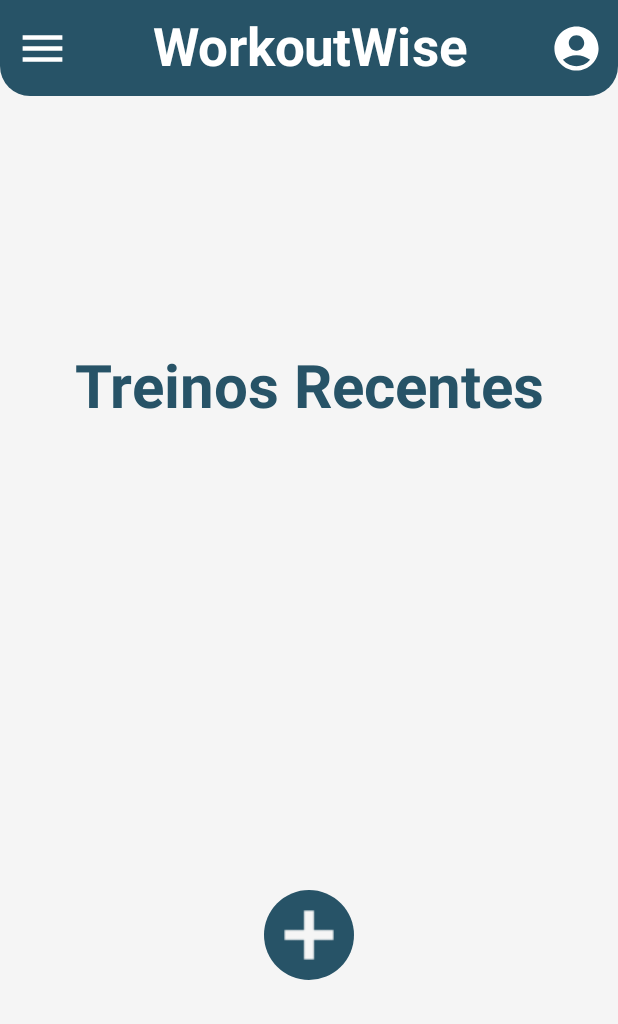
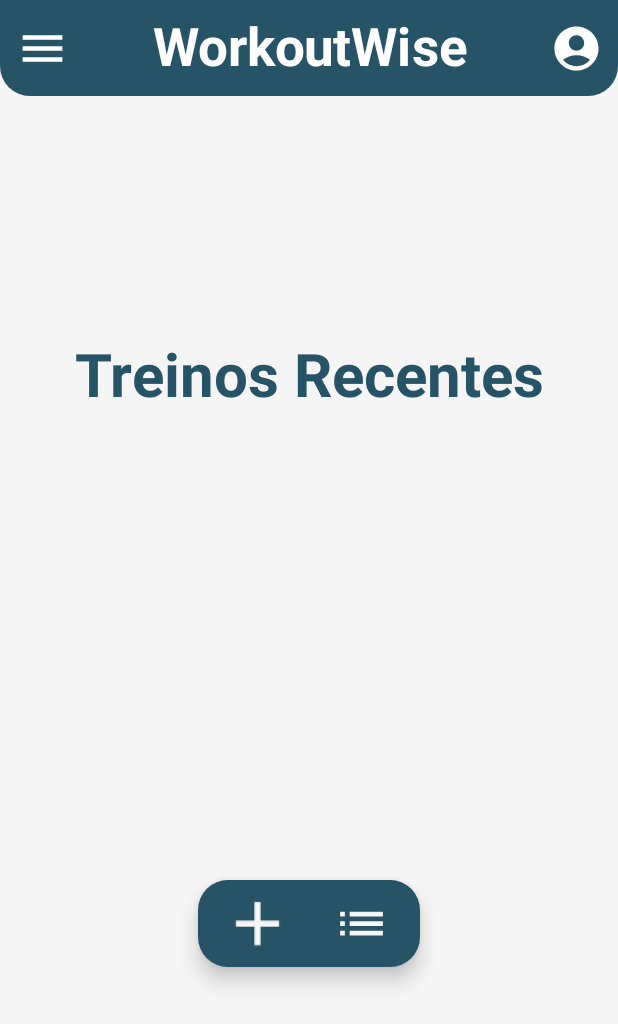
Before and after one commit to MiguelViapiana/projeto-app-academia, an Android app built with Jetpack Compose: the screen it shows after launch (MainActivity), on a phone screen of 412 x 824 dp. Shown: the top 1024 px of the screen. Run offline under Robolectric (Android 15) with nearby library versions, the phone set to English and light mode, and no system bars; our stand-ins replace Room's generated code.

Commit message:
Update HomeScreen.kt

```diff
--- a/app/src/main/java/com/example/projeto_app_academia/ui/screen/home/HomeScreen.kt
+++ b/app/src/main/java/com/example/projeto_app_academia/ui/screen/home/HomeScreen.kt
@@ -11,11 +11,14 @@ import androidx.compose.foundation.layout.fillMaxWidth
 import androidx.compose.foundation.layout.height
 import androidx.compose.foundation.layout.padding
 import androidx.compose.foundation.layout.size
+import androidx.compose.foundation.layout.width
 import androidx.compose.foundation.lazy.items
 import androidx.compose.foundation.shape.RoundedCornerShape
 import androidx.compose.material.icons.Icons
+import androidx.compose.material.icons.filled.Add
 import androidx.compose.material.icons.filled.AddCircle
 import androidx.compose.material.icons.filled.ArrowForward
+import androidx.compose.material.icons.filled.List
 import androidx.compose.material3.Card
 import androidx.compose.material3.CardDefaults
 import androidx.compose.material3.DrawerState
@@ -141,11 +144,20 @@ private fun ConteudoPrincipal(padding: PaddingValues, navCtrlDrawer: NavHostCont
             }
         }
 
-        Row (
+        Card(
             modifier = Modifier
-                .height(60.dp)
-                .fillMaxWidth(),
-            horizontalArrangement = Arrangement.Center
+                .height(90.dp)
+                .width(180.dp)
+                .padding(16.dp),
+            shape = RoundedCornerShape(20.dp), // Bordas arredondadas para parecer um botão
+            colors = CardDefaults.cardColors(containerColor = Color(0xFF275367)),
+            elevation = CardDefaults.elevatedCardElevation(8.dp)
+        ) {
+            Row(
+                modifier = Modifier
+                    .fillMaxSize(),
+                horizontalArrangement = Arrangement.SpaceEvenly,
+                verticalAlignment = Alignment.CenterVertically
             ) {
                 IconButton(
                     onClick = {
@@ -156,13 +168,33 @@ private fun ConteudoPrincipal(padding: PaddingValues, navCtrlDrawer: NavHostCont
                     modifier = Modifier.size(60.dp)
                 ) {
                     Icon(
-                    imageVector = Icons.Default.AddCircle,
+                        imageVector = Icons.Default.Add,
                         contentDescription = "Adicionar Treino",
-                    tint = Color(0xFF275367),
+                        tint = Color(0xFFf5f5f5),
                         modifier = Modifier
-                        .size(60.dp)
+                            .size(50.dp)
                             .scale(1.3f)
+                            .padding(6.dp)
                     )
+                }
+                IconButton(
+                    onClick = {
+                        navCtrlDrawer.navigate(AcademiaRotas.TELA_LISTAR_TREINO) {
+                            popUpTo(AcademiaRotas.TELA_HOME) { inclusive = true }
+                        }
+                    },
+                    modifier = Modifier.size(60.dp)
+                ) {
+                    Icon(
+                        imageVector = Icons.Default.List,
+                        contentDescription = "Listar Treino",
+                        tint = Color(0xFFf5f5f5),
+                        modifier = Modifier
+                            .size(50.dp)
+                            .scale(1f)
+                            .padding(6.dp)
+                    )
+                }
             }
         }
     }
```
Lines whose indentation alone changed are shown as unchanged.
